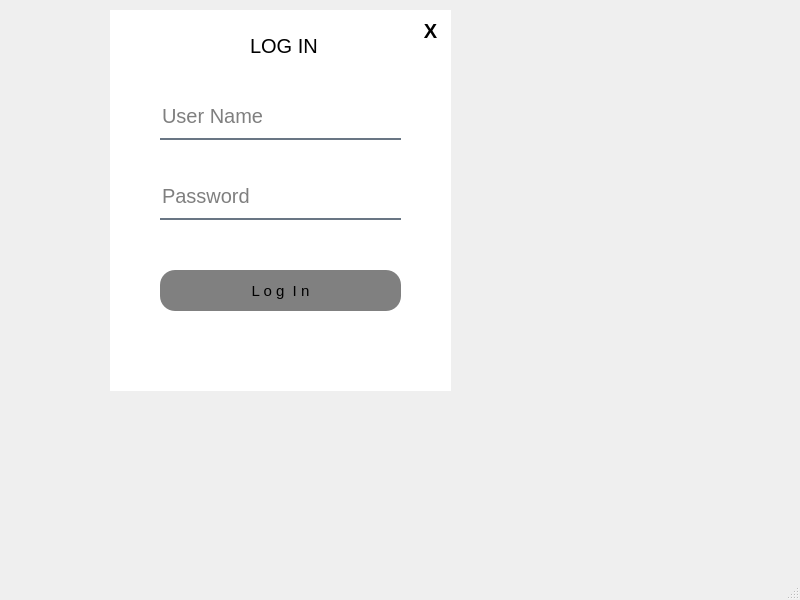
Above: login.ui from nepalprastut/oopProj before the change. Below: the same form after it.
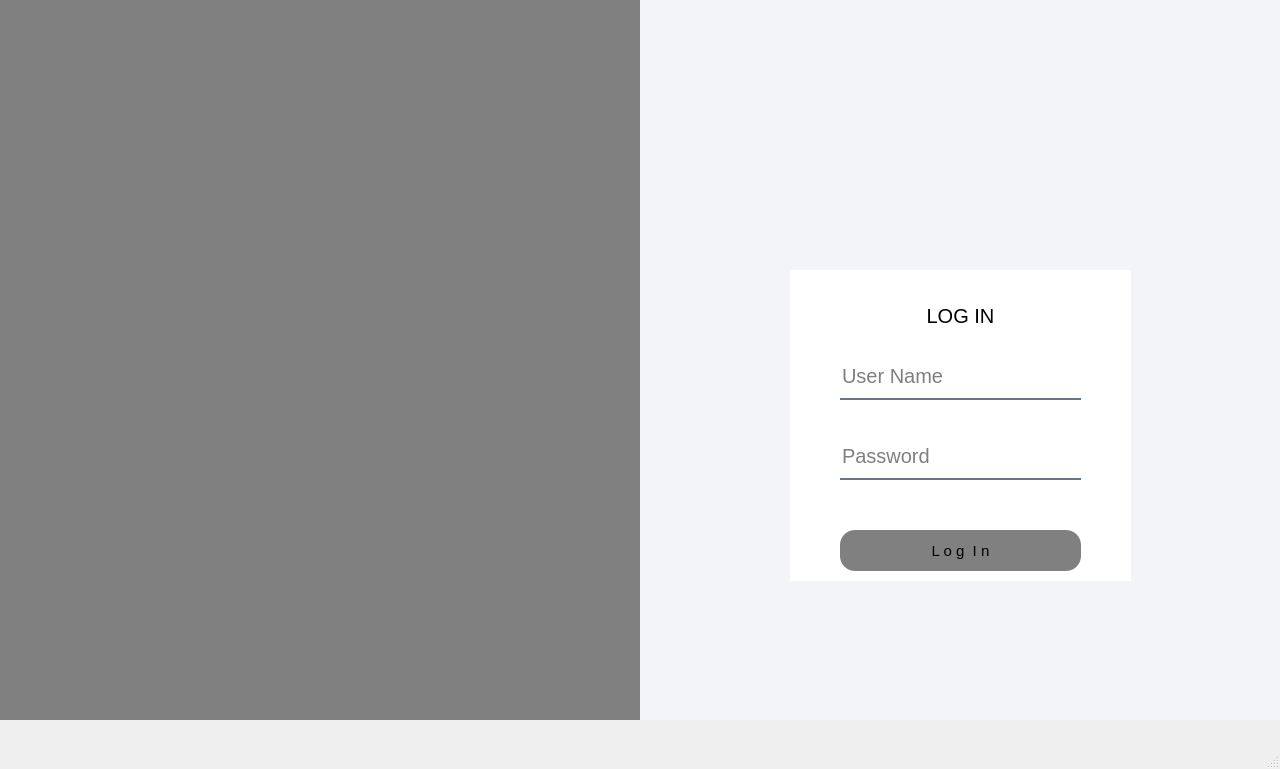
That is the form after the change. Icons and pictures are not drawn.

Diff of the .ui file:
```diff
--- a/login.ui
+++ b/login.ui
@@ -6,21 +6,36 @@
    <rect>
     <x>0</x>
     <y>0</y>
-    <width>800</width>
-    <height>600</height>
+    <width>1280</width>
+    <height>769</height>
    </rect>
   </property>
   <property name="windowTitle">
    <string>MainWindow</string>
   </property>
   <widget class="QWidget" name="centralwidget">
+   <property name="styleSheet">
+    <string notr="true"/>
+   </property>
+   <widget class="QWidget" name="widget_2" native="true">
+    <property name="geometry">
+     <rect>
+      <x>640</x>
+      <y>0</y>
+      <width>640</width>
+      <height>720</height>
+     </rect>
+    </property>
+    <property name="styleSheet">
+     <string notr="true">background-color: rgb(243, 244, 248);</string>
+    </property>
    <widget class="QWidget" name="widget" native="true">
     <property name="geometry">
      <rect>
-      <x>110</x>
-      <y>10</y>
+       <x>150</x>
+       <y>270</y>
       <width>341</width>
-      <height>381</height>
+       <height>311</height>
      </rect>
     </property>
     <property name="styleSheet">
@@ -29,9 +44,9 @@
     <widget class="QLabel" name="label_3">
      <property name="geometry">
       <rect>
-       <x>140</x>
-       <y>20</y>
-       <width>71</width>
+        <x>50</x>
+        <y>30</y>
+        <width>241</width>
        <height>31</height>
       </rect>
      </property>
@@ -42,6 +57,9 @@
      <property name="text">
       <string>LOG IN</string>
      </property>
+      <property name="alignment">
+       <set>Qt::AlignmentFlag::AlignCenter</set>
+      </property>
     </widget>
     <widget class="QLineEdit" name="lineEdit_username">
      <property name="geometry">
@@ -148,10 +166,11 @@
       <string>L o g  I n</string>
      </property>
     </widget>
+    </widget>
     <widget class="QPushButton" name="pushButton_close">
      <property name="geometry">
       <rect>
-       <x>300</x>
+       <x>600</x>
        <y>0</y>
        <width>41</width>
        <height>41</height>
@@ -159,7 +178,6 @@
      </property>
      <property name="font">
       <font>
-       <pointsize>-1</pointsize>
        <bold>true</bold>
       </font>
      </property>
@@ -169,23 +187,40 @@
 text-align:centre;
 border:2px solid black;
 background-color:rgb(241,92,34);
+border-radius:0px;
 }
 QPushButton:Pressed
 {
 margin-left:1px;
 }
 QPushButton{
-background-color:white;
+ qproperty-icon: url(:/icons/close.png);
+qproperty-iconSize: 50px 50px;  
 border:0px;
-font-size:20px;
-color:black;
+
 }</string>
      </property>
      <property name="text">
-      <string>X</string>
+      <string/>
      </property>
     </widget>
    </widget>
+   <widget class="QWidget" name="widget_3" native="true">
+    <property name="geometry">
+     <rect>
+      <x>0</x>
+      <y>0</y>
+      <width>640</width>
+      <height>720</height>
+     </rect>
+    </property>
+    <property name="styleSheet">
+     <string notr="true">background-image: url(:/icons/login.png);
+background-repeat:no-repeat;
+background-position:center;
+background-color:grey;</string>
+    </property>
+   </widget>
   </widget>
   <widget class="QStatusBar" name="statusbar"/>
  </widget>
```
Left out of the diff: 7 changed lines with no effect on the pictures. Lines whose indentation alone changed are shown as unchanged.
